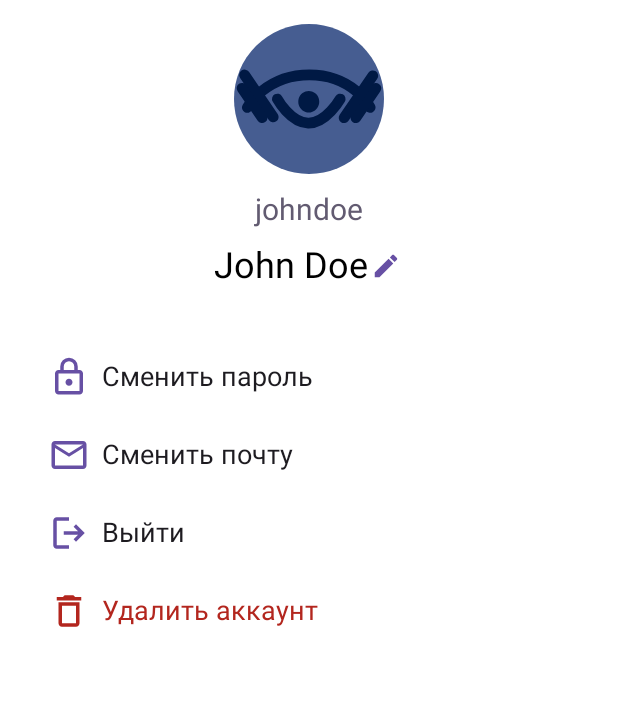
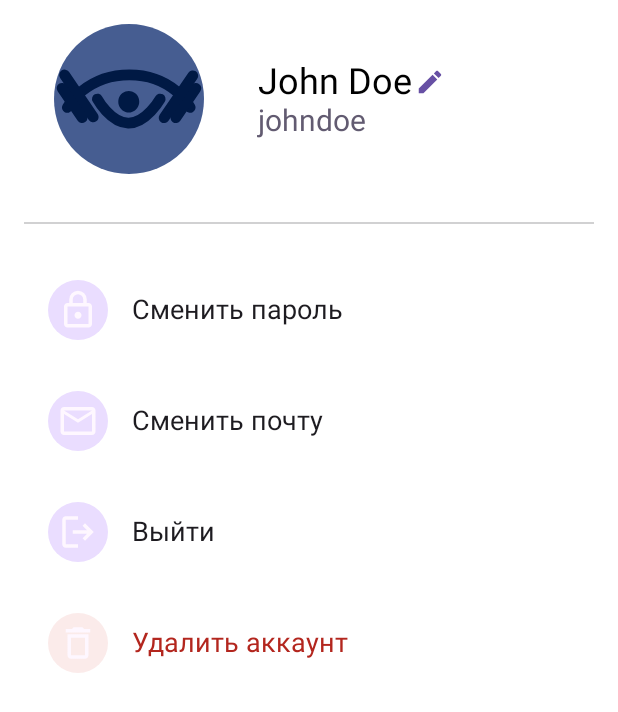
Before and after one commit to makar-with-tea/GymVision, an Android app built with Jetpack Compose: the @Preview function MainStatePreview, on a phone screen of 412 x 824 dp. Shown: the top 712 px of the screen. Run offline under Robolectric (Android 15) with nearby library versions, the phone set to English and light mode, and no system bars; network calls fail.

Commit message:
updated account buttons

```diff
--- a/app/src/main/java/ru/hse/gymvision/ui/account/AccountScreen.kt
+++ b/app/src/main/java/ru/hse/gymvision/ui/account/AccountScreen.kt
@@ -11,12 +11,14 @@ import androidx.compose.foundation.layout.Column
 import androidx.compose.foundation.layout.Row
 import androidx.compose.foundation.layout.Spacer
 import androidx.compose.foundation.layout.fillMaxSize
+import androidx.compose.foundation.layout.fillMaxWidth
 import androidx.compose.foundation.layout.height
 import androidx.compose.foundation.layout.padding
 import androidx.compose.foundation.layout.size
 import androidx.compose.foundation.shape.CircleShape
 import androidx.compose.material3.AlertDialog
 import androidx.compose.material3.Button
+import androidx.compose.material3.Divider
 import androidx.compose.material3.Icon
 import androidx.compose.material3.IconButton
 import androidx.compose.material3.MaterialTheme
@@ -208,10 +210,15 @@ fun MainState(
 
     Column(
         horizontalAlignment = Alignment.CenterHorizontally,
-        verticalArrangement = Arrangement.spacedBy(12.dp),
+        verticalArrangement = Arrangement.spacedBy(24.dp),
         modifier = Modifier
             .fillMaxSize()
             .padding(top = 16.dp, bottom = 0.dp, start = 16.dp, end = 16.dp)
+    ) {
+        Row(
+            horizontalArrangement = Arrangement.spacedBy(36.dp),
+            verticalAlignment = Alignment.CenterVertically,
+            modifier = Modifier.fillMaxWidth().padding(start = 20.dp)
         ) {
             Image(
                 painter = painterResource(id = R.drawable.ic_gymvision),
@@ -220,11 +227,8 @@ fun MainState(
                     .size(100.dp)
                     .clip(CircleShape),
             )
-        Text(
-            text = state.login,
-            color = MaterialTheme.colorScheme.secondary,
-            fontSize = 20.sp
-        )
+
+            Column {
                 Row(
                     verticalAlignment = Alignment.CenterVertically
                 ) {
@@ -245,7 +249,19 @@ fun MainState(
                     }
                 }
 
-        Spacer(modifier = Modifier.height(16.dp))
+                Text(
+                    text = state.login,
+                    color = MaterialTheme.colorScheme.secondary,
+                    fontSize = 20.sp
+                )
+            }
+        }
+
+        Divider(
+            modifier = Modifier.padding(vertical = 8.dp),
+            color = MaterialTheme.colorScheme.onSurface.copy(alpha = 0.2f),
+            thickness = 1.dp
+        )
 
         AccountButton(
             textId = R.string.change_password,
--- a/app/src/main/java/ru/hse/gymvision/ui/composables/AccountButton.kt
+++ b/app/src/main/java/ru/hse/gymvision/ui/composables/AccountButton.kt
@@ -1,6 +1,7 @@
 package ru.hse.gymvision.ui.composables
 
 import android.graphics.Color
+import androidx.compose.foundation.background
 import androidx.compose.foundation.clickable
 import androidx.compose.foundation.layout.Arrangement
 import androidx.compose.foundation.layout.Box
@@ -9,16 +10,20 @@ import androidx.compose.foundation.layout.fillMaxWidth
 import androidx.compose.foundation.layout.height
 import androidx.compose.foundation.layout.padding
 import androidx.compose.foundation.layout.size
+import androidx.compose.foundation.shape.CircleShape
 import androidx.compose.material3.Icon
 import androidx.compose.material3.MaterialTheme
 import androidx.compose.material3.Text
 import androidx.compose.runtime.Composable
 import androidx.compose.ui.Alignment
 import androidx.compose.ui.Modifier
+import androidx.compose.ui.draw.clip
 import androidx.compose.ui.res.painterResource
 import androidx.compose.ui.res.stringResource
+import androidx.compose.ui.tooling.preview.Preview
 import androidx.compose.ui.unit.dp
 import androidx.compose.ui.unit.sp
+import ru.hse.gymvision.ui.theme.GymVisionTheme
 
 @Composable
 fun AccountButton(
@@ -32,24 +37,70 @@ fun AccountButton(
         modifier = Modifier
             .padding(horizontal = 8.dp)
             .fillMaxWidth()
-            .height(40.dp)
+            .height(50.dp)
             .clickable { onClick() },
         verticalAlignment = Alignment.CenterVertically,
         horizontalArrangement = Arrangement.spacedBy(8.dp)
     ) {
-        Icon(
-            painter = painterResource(id = iconId),
-            contentDescription = contentDescription,
-            modifier = Modifier.padding(start = 8.dp).size(28.dp),
-            tint = if (isDangerous) MaterialTheme.colorScheme.error else MaterialTheme.colorScheme.primary
-        )
+        Box(
+            modifier = Modifier
+                .padding(start=8.dp)
+                .size(40.dp)
+                .clip(CircleShape)
+                .background(
+                    if (isDangerous)
+                        MaterialTheme.colorScheme.errorContainer.copy(0.6f)
+                    else
+                        MaterialTheme.colorScheme.primaryContainer
+                ),
+            contentAlignment = Alignment.Center
+        ) {
+            Icon(
+                painter = painterResource(id = iconId),
+                contentDescription = contentDescription,
+                modifier = Modifier.size(28.dp),
+                tint = MaterialTheme.colorScheme.background
+            )
+        }
 
         Text(
             text = stringResource(id = textId),
             modifier = Modifier
+                .padding(start = 8.dp)
                 .fillMaxWidth(),
-            color = if (isDangerous) MaterialTheme.colorScheme.error else MaterialTheme.colorScheme.onSurface,
+            color = if (isDangerous)
+                MaterialTheme.colorScheme.error
+            else
+                MaterialTheme.colorScheme.onBackground,
             fontSize = 18.sp,
         )
     }
 }
+
+@Preview(showBackground = true)
+@Composable
+fun AccountButtonPreview() {
+    GymVisionTheme {
+        AccountButton(
+            textId = ru.hse.gymvision.R.string.change_email,
+            iconId = ru.hse.gymvision.R.drawable.ic_mail,
+            onClick = {},
+            contentDescription = "Account Button",
+            isDangerous = false
+        )
+    }
+}
+
+@Preview(showBackground = true, backgroundColor = 0x00000000)
+@Composable
+fun AccountButtonDangerousPreview() {
+    GymVisionTheme(true) {
+        AccountButton(
+            textId = ru.hse.gymvision.R.string.delete_account,
+            iconId = ru.hse.gymvision.R.drawable.ic_delete,
+            onClick = {},
+            contentDescription = "Dangerous Account Button",
+            isDangerous = true
+        )
+    }
+}
```
Lines whose indentation alone changed are shown as unchanged.
